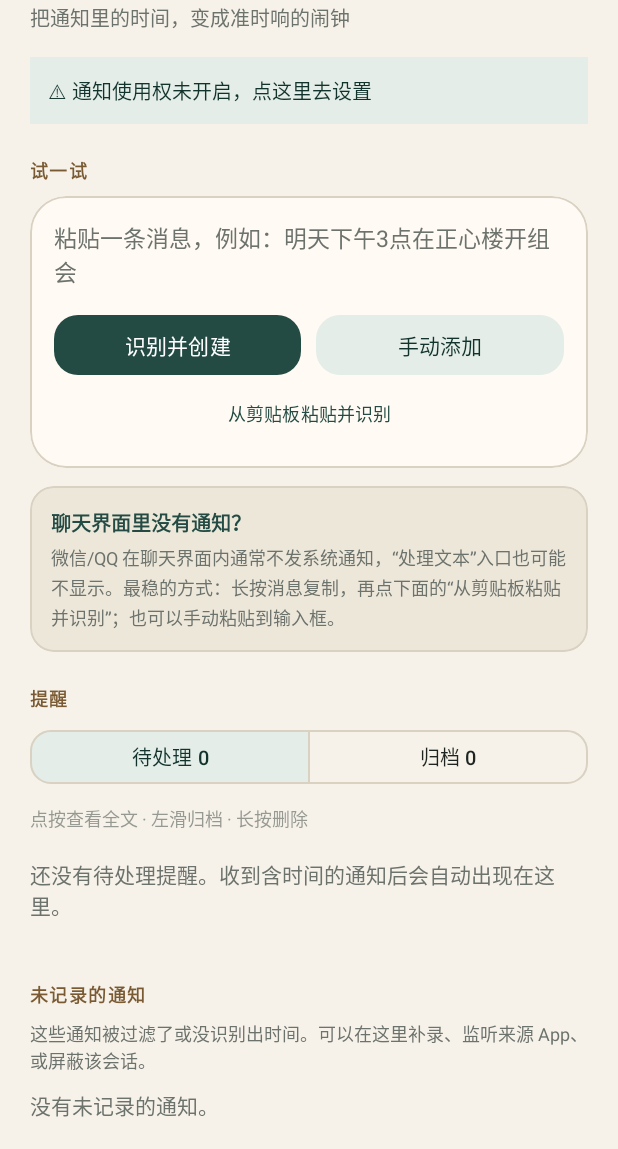
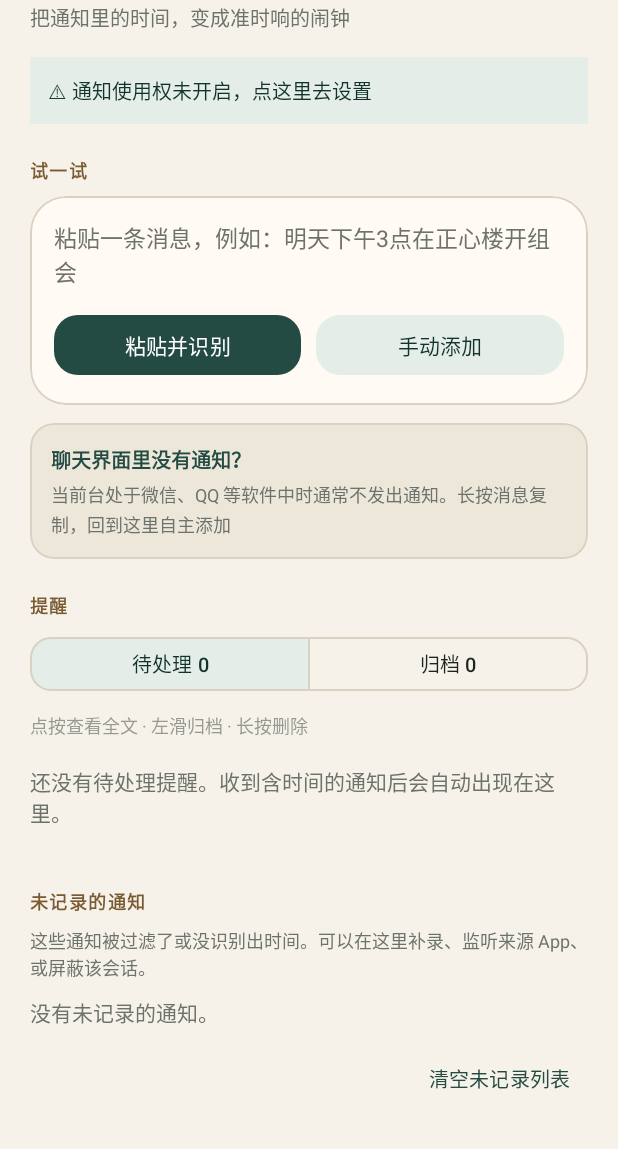
Before and after one commit to John20260411/NotifyClock, an Android app: the screen it shows after launch (MainActivity), on a phone screen of 412 x 824 dp, the part 87-1236 px from its top. Run offline under Robolectric (Android 15) with nearby library versions, the phone set to English and light mode, and no system bars.

Commit message:
v0.3.12: simplify chat hint and use two action buttons

```diff
--- a/app/build.gradle.kts
+++ b/app/build.gradle.kts
@@ -16,8 +16,8 @@ android {
         applicationId = "cn.notialarm"
         minSdk = 26
         targetSdk = 34
-        versionCode = 17
-        versionName = "0.3.11"
+        versionCode = 18
+        versionName = "0.3.12"
     }
 
     signingConfigs {
--- a/app/src/main/res/layout/activity_main.xml
+++ b/app/src/main/res/layout/activity_main.xml
@@ -118,11 +118,11 @@
                         android:orientation="horizontal">
 
                         <com.google.android.material.button.MaterialButton
-                            android:id="@+id/btnParse"
+                            android:id="@+id/btnPasteClipboard"
                             android:layout_width="0dp"
                             android:layout_height="48dp"
                             android:layout_weight="1"
-                            android:text="@string/btn_parse_create"
+                            android:text="@string/btn_paste_clipboard"
                             android:textSize="14sp"
                             android:textAllCaps="false"
                             app:cornerRadius="16dp" />
@@ -139,17 +139,6 @@
                             android:textAllCaps="false"
                             app:cornerRadius="16dp" />
                     </LinearLayout>
-
-                    <com.google.android.material.button.MaterialButton
-                        android:id="@+id/btnPasteClipboard"
-                        style="@style/Widget.Material3.Button.TextButton"
-                        android:layout_width="match_parent"
-                        android:layout_height="40dp"
-                        android:layout_marginTop="2dp"
-                        android:minHeight="0dp"
-                        android:text="@string/btn_paste_clipboard"
-                        android:textAllCaps="false"
-                        android:textSize="12sp" />
                 </LinearLayout>
             </com.google.android.material.card.MaterialCardView>
 
--- a/app/src/main/res/values/strings.xml
+++ b/app/src/main/res/values/strings.xml
@@ -22,8 +22,8 @@
     <string name="section_try">试一试</string>
     <string name="input_hint">粘贴一条消息，例如：明天下午3点在正心楼开组会</string>
     <string name="chat_hint_title">聊天界面里没有通知？</string>
-    <string name="chat_hint_body">微信/QQ 在聊天界面内通常不发系统通知，“处理文本”入口也可能不显示。最稳的方式：长按消息复制，再点下面的“从剪贴板粘贴并识别”；也可以手动粘贴到输入框。</string>
-    <string name="btn_paste_clipboard">从剪贴板粘贴并识别</string>
+    <string name="chat_hint_body">当前台处于微信、QQ 等软件中时通常不发出通知。长按消息复制，回到这里自主添加</string>
+    <string name="btn_paste_clipboard">粘贴并识别</string>
     <string name="toast_clipboard_empty">剪贴板里没有文字</string>
     <string name="btn_parse_create">识别并创建</string>
     <string name="btn_manual_add">手动添加</string>
```
Also changed, not shown: app/src/main/java/cn/notialarm/ui/MainActivity.kt (+23 -20 lines), 2 other files.
